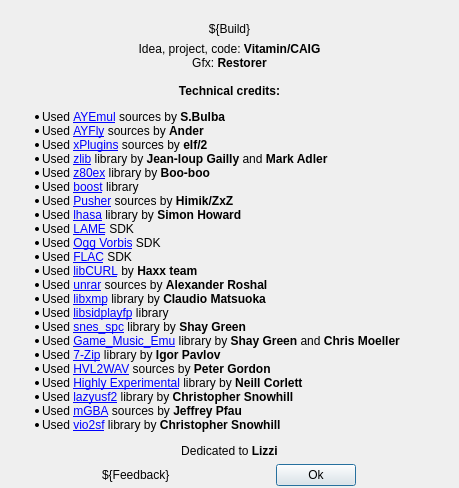
Old version of the form apps/zxtune-qt/ui/informational/aboutdialog.ui in the repository vitamin-caig/zxtune.
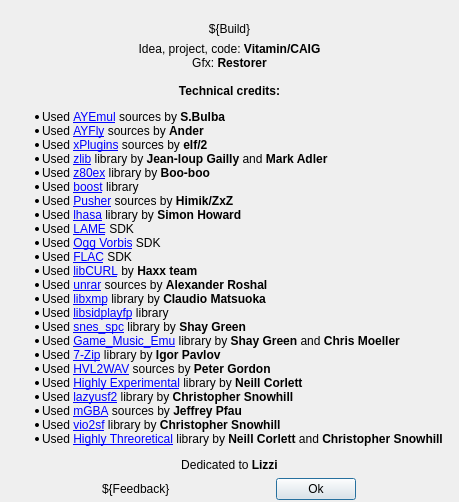
New version of the form. Icons and pictures are not drawn.

Commit message: zxtune-qt: add ht credits.

What changed in the file:
```diff
--- a/apps/zxtune-qt/ui/informational/aboutdialog.ui
+++ b/apps/zxtune-qt/ui/informational/aboutdialog.ui
@@ -94,6 +94,7 @@
 &lt;li&gt;Used &lt;a href=&quot;https://bitbucket.org/kode54/lazyusf2/&quot;&gt;lazyusf2&lt;/a&gt; library by &lt;b&gt;Christopher Snowhill&lt;/b&gt;&lt;/li&gt;
 &lt;li&gt;Used &lt;a href=&quot;http://mgba.io/&quot;&gt;mGBA&lt;/a&gt; sources by &lt;b&gt;Jeffrey Pfau&lt;/b&gt;&lt;/li&gt;
 &lt;li&gt;Used &lt;a href=&quot;https://gitlab.kode54.net/kode54/vio2sf&quot;&gt;vio2sf&lt;/a&gt; library by &lt;b&gt;Christopher Snowhill&lt;/b&gt;&lt;/li&gt;
+&lt;li&gt;Used &lt;a href=&quot;https://gitlab.kode54.net/kode54/Highly_Theoretical&quot;&gt;Highly Threoretical&lt;/a&gt; library by &lt;b&gt;Neill Corlett&lt;/b&gt; and &lt;b&gt;Christopher Snowhill&lt;/b&gt;&lt;/li&gt;
 &lt;/ul&gt;
 
 &lt;center&gt;Dedicated to &lt;b&gt;Lizzi&lt;/b&gt;&lt;/center&gt;
```
The commit also changes 2 other files.
